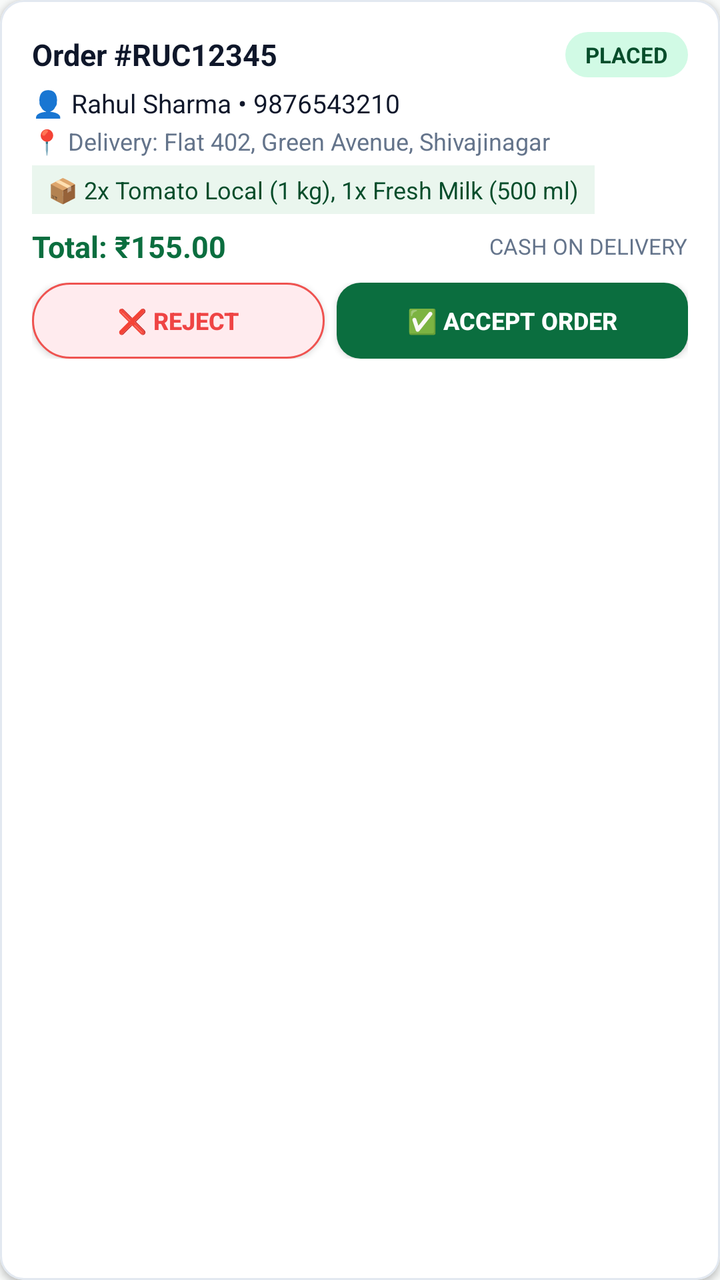
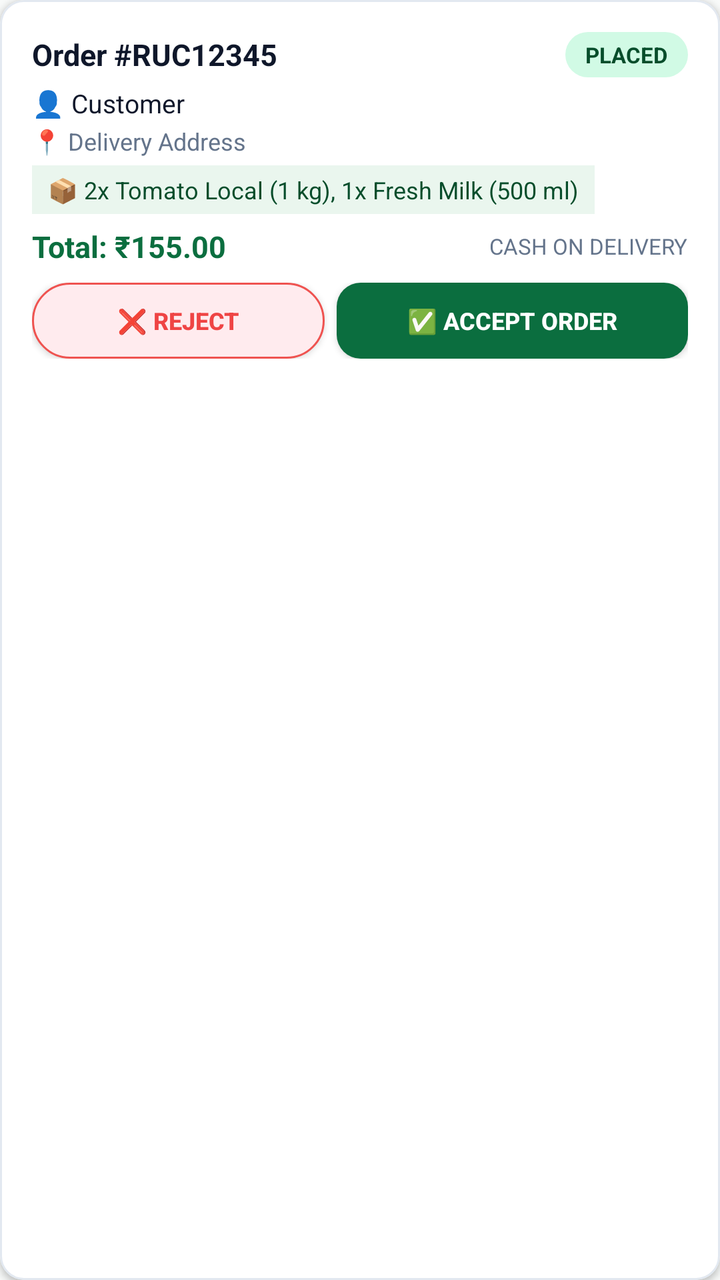

The first picture is an Android layout as it rendered before a commit; the second is the same layout after the commit. The layout source and the unified diff follow.
<!-- AndroidManifest.xml: application theme Theme.Rucart -->
<!-- res/layout/item_store_order.xml -->
<?xml version="1.0" encoding="utf-8"?>
<com.google.android.material.card.MaterialCardView xmlns:android="http://schemas.android.com/apk/res/android"
    xmlns:app="http://schemas.android.com/apk/res-auto"
    android:layout_width="match_parent"
    android:layout_height="wrap_content"
    android:layout_marginBottom="@dimen/spacing_medium"
    app:cardBackgroundColor="@color/white"
    app:cardCornerRadius="@dimen/corner_radius_medium"
    app:cardElevation="2dp"
    app:strokeColor="@color/divider_color"
    app:strokeWidth="1dp">

    <LinearLayout
        android:layout_width="match_parent"
        android:layout_height="wrap_content"
        android:orientation="vertical"
        android:padding="@dimen/spacing_medium">

        
        <LinearLayout
            android:layout_width="match_parent"
            android:layout_height="wrap_content"
            android:gravity="center_vertical"
            android:orientation="horizontal">

            <TextView
                android:id="@+id/tvStoreOrderNumber"
                android:layout_width="0dp"
                android:layout_height="wrap_content"
                android:layout_weight="1"
                android:text="Order #RUC12345"
                android:textColor="@color/text_primary"
                android:textSize="15sp"
                android:textStyle="bold" />

            <TextView
                android:id="@+id/tvStoreOrderStatusBadge"
                android:layout_width="wrap_content"
                android:layout_height="wrap_content"
                android:background="@drawable/bg_badge_green"
                android:paddingHorizontal="10dp"
                android:paddingVertical="4dp"
                android:text="PLACED"
                android:textColor="@color/primary_green_dark"
                android:textSize="11sp"
                android:textStyle="bold" />
        </LinearLayout>

        
        <TextView
            android:id="@+id/tvStoreOrderCustomer"
            android:layout_width="wrap_content"
            android:layout_height="wrap_content"
            android:layout_marginTop="4dp"
            android:text="👤 Rahul Sharma • 9876543210"
            android:textColor="@color/text_primary"
            android:textSize="13sp" />

        <TextView
            android:id="@+id/tvStoreOrderAddress"
            android:layout_width="wrap_content"
            android:layout_height="wrap_content"
            android:layout_marginTop="2dp"
            android:text="📍 Delivery: Flat 402, Green Avenue, Shivajinagar"
            android:textColor="@color/text_secondary"
            android:textSize="12sp" />

        
        <TextView
            android:id="@+id/tvStoreOrderItems"
            android:layout_width="wrap_content"
            android:layout_height="wrap_content"
            android:layout_marginTop="4dp"
            android:background="@color/primary_green_ultra_light"
            android:paddingHorizontal="8dp"
            android:paddingVertical="4dp"
            android:text="📦 2x Tomato Local (1 kg), 1x Fresh Milk (500 ml)"
            android:textColor="@color/primary_green_dark"
            android:textSize="12sp" />

        
        <LinearLayout
            android:layout_width="match_parent"
            android:layout_height="wrap_content"
            android:layout_marginTop="6dp"
            android:gravity="center_vertical"
            android:orientation="horizontal">

            <TextView
                android:id="@+id/tvStoreOrderTotal"
                android:layout_width="0dp"
                android:layout_height="wrap_content"
                android:layout_weight="1"
                android:text="Total: ₹155.00"
                android:textColor="@color/primary_green"
                android:textSize="15sp"
                android:textStyle="bold" />

            <TextView
                android:id="@+id/tvStoreOrderPayment"
                android:layout_width="wrap_content"
                android:layout_height="wrap_content"
                android:text="CASH ON DELIVERY"
                android:textColor="@color/text_secondary"
                android:textSize="11sp" />
        </LinearLayout>

        
        <LinearLayout
            android:id="@+id/layoutStoreActions"
            android:layout_width="match_parent"
            android:layout_height="wrap_content"
            android:layout_marginTop="@dimen/spacing_small"
            android:orientation="horizontal">

            <androidx.appcompat.widget.AppCompatButton
                android:id="@+id/btnStoreReject"
                android:layout_width="0dp"
                android:layout_height="38dp"
                android:layout_marginEnd="6dp"
                android:layout_weight="1"
                android:background="@drawable/bg_badge_red"
                android:text="❌ Reject"
                android:textColor="@color/danger_red"
                android:textSize="12sp"
                android:textStyle="bold" />

            <androidx.appcompat.widget.AppCompatButton
                android:id="@+id/btnStoreActionPrimary"
                android:layout_width="0dp"
                android:layout_height="38dp"
                android:layout_weight="1.2"
                android:background="@drawable/bg_button_primary"
                android:text="✅ Accept Order"
                android:textColor="@color/white"
                android:textSize="12sp"
                android:textStyle="bold" />
        </LinearLayout>

    </LinearLayout>
</com.google.android.material.card.MaterialCardView>
<!-- resources referenced by this layout -->
<resources>
  <color name="danger_red">#EF4444</color>
  <color name="divider_color">#E2E8F0</color>
  <color name="primary_green">#0B6E3F</color>
  <color name="primary_green_dark">#074D2B</color>
  <color name="primary_green_ultra_light">#EAF6EE</color>
  <color name="text_primary">#0F172A</color>
  <color name="text_secondary">#64748B</color>
  <color name="white">#FFFFFF</color>
  <dimen name="corner_radius_medium">12dp</dimen>
  <dimen name="spacing_medium">16dp</dimen>
  <dimen name="spacing_small">8dp</dimen>
  <!-- drawable bg_badge_green (drawable) -->
  <?xml version="1.0" encoding="utf-8"?>
  <shape xmlns:android="http://schemas.android.com/apk/res/android"
      android:shape="rectangle">
      <solid android:color="@color/accent_green_light" />
      <corners android:radius="@dimen/corner_radius_pill" />
  </shape>
  <!-- drawable bg_badge_red (drawable) -->
  <?xml version="1.0" encoding="utf-8"?>
  <shape xmlns:android="http://schemas.android.com/apk/res/android"
      android:shape="rectangle">
      <solid android:color="#FFEBEE" />
      <corners android:radius="@dimen/corner_radius_pill" />
      <stroke android:width="1dp" android:color="#EF5350" />
  </shape>
  <!-- drawable bg_button_primary (drawable) -->
  <?xml version="1.0" encoding="utf-8"?>
  <ripple xmlns:android="http://schemas.android.com/apk/res/android"
      android:color="#33FFFFFF">
      <item>
          <shape android:shape="rectangle">
              <solid android:color="@color/primary_green" />
              <corners android:radius="@dimen/corner_radius_medium" />
          </shape>
      </item>
  </ripple>
  <style name="Theme.Rucart" parent="Theme.MaterialComponents.DayNight.NoActionBar">
          
          <item name="colorPrimary">@color/primary_green</item>
          <item name="colorPrimaryVariant">@color/primary_green_dark</item>
          <item name="colorOnPrimary">@color/text_on_primary</item>
  
          
          <item name="colorSecondary">@color/accent_green</item>
          <item name="colorSecondaryVariant">@color/primary_green_light</item>
          <item name="colorOnSecondary">@color/white</item>
  
          
          <item name="android:statusBarColor">@color/primary_green_dark</item>
          <item name="android:windowLightStatusBar">false</item>
          <item name="android:navigationBarColor">@color/white</item>
          <item name="android:windowLightNavigationBar">true</item>
  
          
          <item name="android:windowBackground">@color/window_background</item>
      </style>
  <color name="accent_green_light">#D1FAE5</color>
  <dimen name="corner_radius_pill">999dp</dimen>
  <color name="text_on_primary">#FFFFFF</color>
  <color name="accent_green">#00A859</color>
  <color name="primary_green_light">#13884C</color>
  <color name="window_background">#F8FAF9</color>
</resources>

<!-- the commit's change to res/layout/item_store_order.xml (unified diff, before → after) -->
@@ -52,7 +52,7 @@
             android:layout_width="wrap_content"
             android:layout_height="wrap_content"
             android:layout_marginTop="4dp"
-            android:text="👤 Rahul Sharma • 9876543210"
+            android:text="👤 Customer"
             android:textColor="@color/text_primary"
             android:textSize="13sp" />
 
@@ -61,7 +61,7 @@
             android:layout_width="wrap_content"
             android:layout_height="wrap_content"
             android:layout_marginTop="2dp"
-            android:text="📍 Delivery: Flat 402, Green Avenue, Shivajinagar"
+            android:text="📍 Delivery Address"
             android:textColor="@color/text_secondary"
             android:textSize="12sp" />
 
